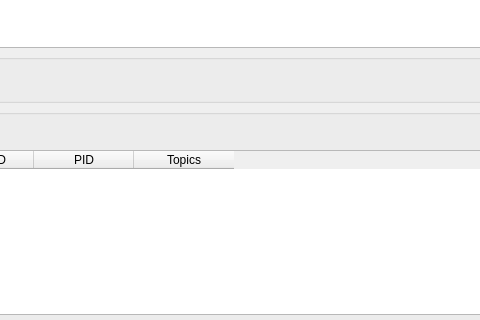
Qt form gui/monitor_tab.ui (Joshua-AI-Robotics/Joshua) before a commit; both pictures show x 290 to 770 and y 149 to 469 of the 1000 by 700 pixel window.
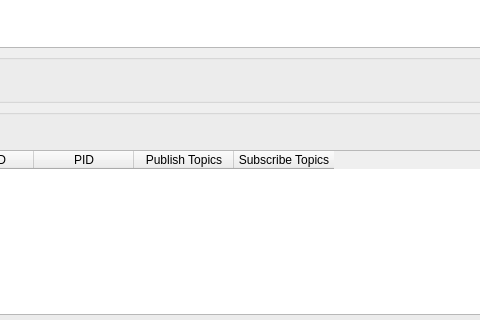
The same form after that commit.

```diff
--- a/gui/monitor_tab.ui
+++ b/gui/monitor_tab.ui
@@ -148,7 +148,12 @@
         </column>
         <column>
          <property name="text">
-          <string>Topics</string>
+          <string>Publish Topics</string>
+         </property>
+        </column>
+        <column>
+         <property name="text">
+          <string>Subscribe Topics</string>
          </property>
         </column>
        </widget>
```
